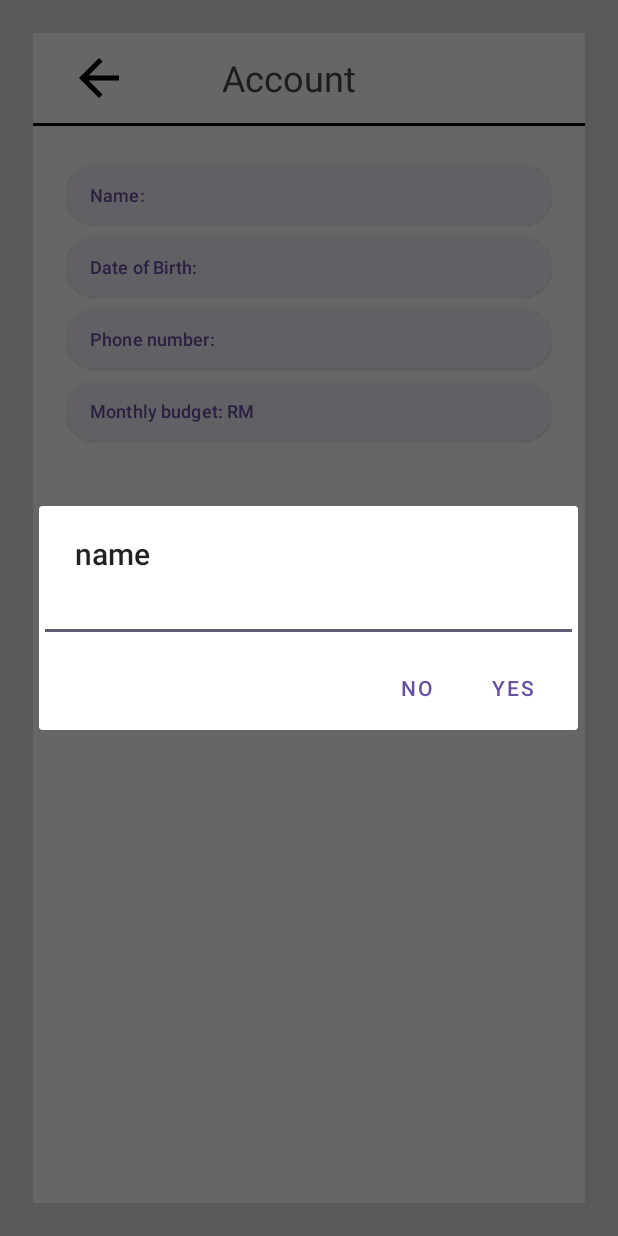
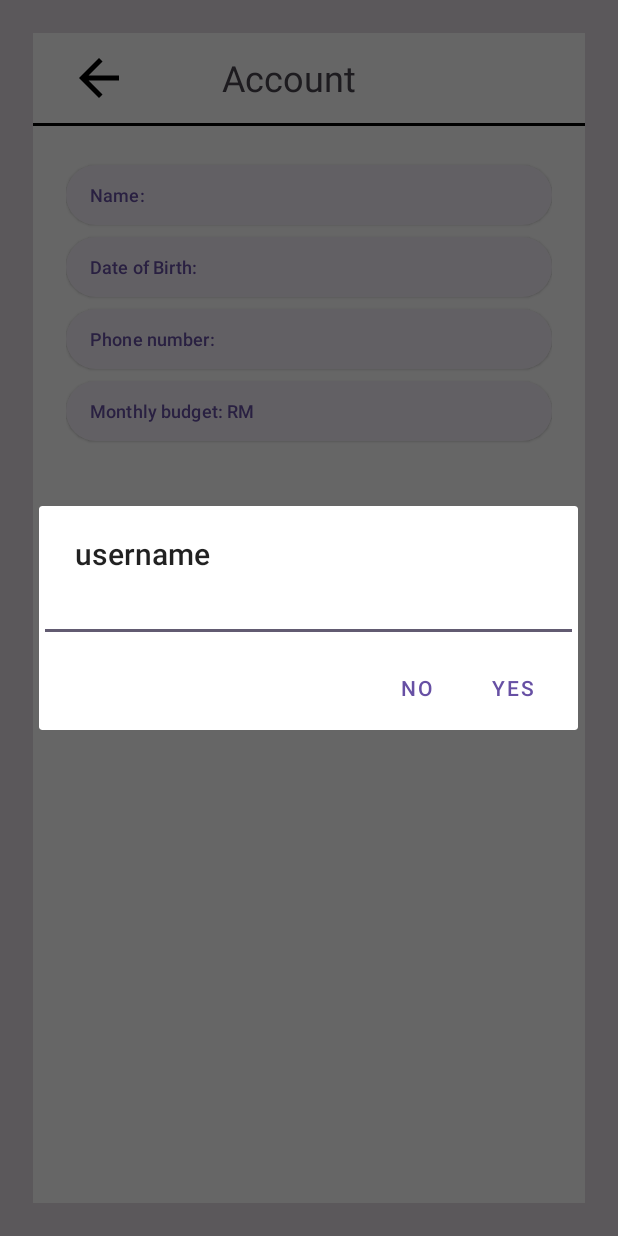
Before and after one commit to Lurker105/uccd3223_assignment_G13, an Android app: the account screen opened directly, with no data from a screen before it, after a tap on "Name:", on a phone screen of 412 x 824 dp. Run offline under Robolectric (Android 15) with nearby library versions, the phone set to English and light mode, and no system bars.

Commit message:
account db change

```diff
--- a/app/src/main/java/com/example/uccd3223_assignment_g13/LoginActivity.java
+++ b/app/src/main/java/com/example/uccd3223_assignment_g13/LoginActivity.java
@@ -159,6 +159,7 @@ public class LoginActivity extends AppCompatActivity {
                     editor.putString("username", username);
                     editor.putString("dob", dob);
                     editor.putString("phone", phone);
+                    editor.putString("password", password);
                     editor.commit();  // Commit changes
                     // Navigate to MainActivity or any other page
                     Toast.makeText(LoginActivity.this, "Login successful", Toast.LENGTH_SHORT).show();
--- a/app/src/main/java/com/example/uccd3223_assignment_g13/account.java
+++ b/app/src/main/java/com/example/uccd3223_assignment_g13/account.java
@@ -2,7 +2,6 @@ package com.example.uccd3223_assignment_g13;
 
 import android.app.AlertDialog;
 import android.content.DialogInterface;
-import android.content.Intent;
 import android.content.SharedPreferences;
 import android.os.Bundle;
 import android.text.InputType;
@@ -13,17 +12,16 @@ import android.widget.EditText;
 import android.widget.LinearLayout;
 import android.widget.TextView;
 
-import androidx.annotation.NonNull;
 import androidx.appcompat.app.AppCompatActivity;
-
-import com.google.android.material.bottomnavigation.BottomNavigationView;
 
 public class account extends AppCompatActivity {
 
+    public UserLoginInfo userLoginInfo;
     @Override
     protected void onCreate(Bundle savedInstanceState) {
         super.onCreate(savedInstanceState);
         setContentView(R.layout.activity_account);
+        userLoginInfo = new UserLoginInfo(this);
 
         // set size
         SharedPreferences pref = getSharedPreferences("appearance",MODE_PRIVATE);
@@ -53,6 +51,9 @@ public class account extends AppCompatActivity {
         bt_phone.setTextSize(TypedValue.COMPLEX_UNIT_SP,pref.getInt("size",12));
         bt_budget.setTextSize(TypedValue.COMPLEX_UNIT_SP,pref.getInt("size",12));
 
+
+
+
         // back to setting
         Button bt_back = (Button) findViewById(R.id.back_setting);
         bt_back.setOnClickListener(new View.OnClickListener() {
@@ -69,7 +70,7 @@ public class account extends AppCompatActivity {
         bt_name.setOnClickListener(new View.OnClickListener() {
             @Override
             public void onClick(View v) {
-                changeInfo("name",bt_name,"Name: ",
+                changeInfo("username",bt_name,"Name: ",
                         InputType.TYPE_TEXT_FLAG_CAP_WORDS);
             }
         });
@@ -103,7 +104,7 @@ public class account extends AppCompatActivity {
 
 
         // Default value
-        bt_name.setText("Name: " + pref.getString("name",""));
+        bt_name.setText("Name: " + pref.getString("username",""));
         bt_dob.setText("Date of Birth: " + pref.getString("dob",""));
         bt_phone.setText("Phone number: " + pref.getString("phone",""));
         bt_budget.setText("Monthly budget: RM" + pref.getString("budget",""));
@@ -117,6 +118,7 @@ public class account extends AppCompatActivity {
         EditText et = new EditText(this);
         et.setInputType(inType);
         builder.setCancelable(false);
+
         if(type == "dob"){
            builder.setTitle("Date of birth(DD/MM/YYYY)");
         }
@@ -131,6 +133,12 @@ public class account extends AppCompatActivity {
                 prefEd.putString(type,et.getText().toString());
                 prefEd.commit();
                 bt.setText(text + pref.getString(type,""));
+                String name = pref.getString("username","");
+                String password = pref.getString("password", "");
+                String dob = pref.getString("dob","");
+                String phone = pref.getString("phone","");
+                boolean b1 = userLoginInfo.deleteUser(name,password);
+                boolean b2 = userLoginInfo.addUser(name,password,dob,phone);
             }
         });
         builder.setNegativeButton("NO", new DialogInterface.OnClickListener() {
```
